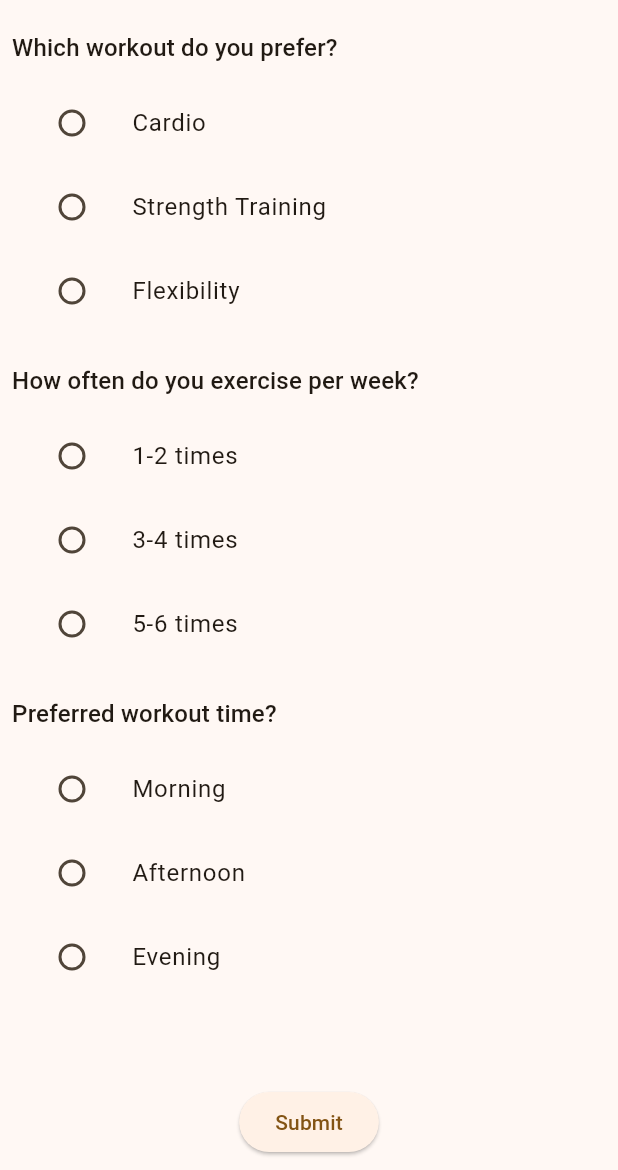
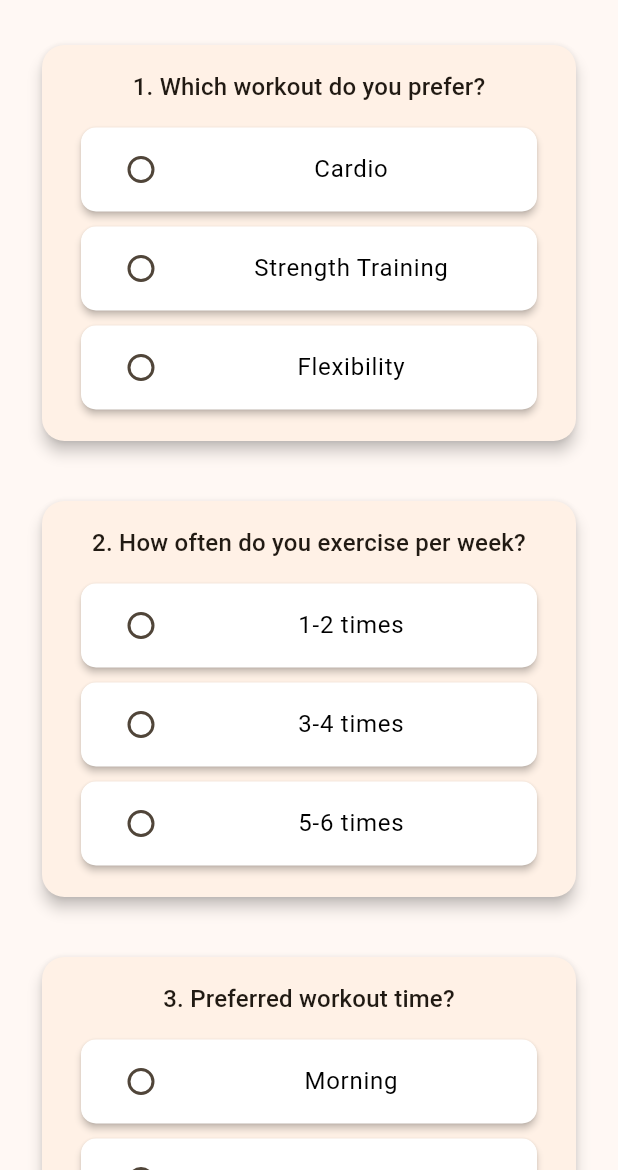
Before and after one commit to NKotani/gdsc2024_team1, a Flutter app: the screen it shows after launch, on a phone screen of 412 x 824 dp, the part 66-1236 px from its top. Run offline on Flutter 3.47's test engine with Material 3 defaults, Android fonts, the phone set to English and light mode, and no system bars; our stand-ins replace flutter_markdown, google_generative_ai.

Commit message:
new design change

```diff
--- a/lib/main.dart
+++ b/lib/main.dart
@@ -40,15 +40,15 @@ class _ChatScreenState extends State<ChatScreen> {
   // Define the list of questions and their corresponding options
   final List<Map<String, dynamic>> questions = [
     {
-      'question': 'Which workout do you prefer?',
+      'question': '1. Which workout do you prefer?',
       'options': ['Cardio', 'Strength Training', 'Flexibility']
     },
     {
-      'question': 'How often do you exercise per week?',
+      'question': '2. How often do you exercise per week?',
       'options': ['1-2 times', '3-4 times', '5-6 times']
     },
     {
-      'question': 'Preferred workout time?',
+      'question': '3. Preferred workout time?',
       'options': ['Morning', 'Afternoon', 'Evening']
     },
   ];
@@ -58,6 +58,7 @@ class _ChatScreenState extends State<ChatScreen> {
 
   @override
   Widget build(BuildContext context) {
+    bool isAllAnswered = _selectedOptions.every((option) => option != null);
     return Scaffold(
       appBar: AppBar(
         title: Row(
@@ -75,12 +76,20 @@ class _ChatScreenState extends State<ChatScreen> {
             ],
         ),
       ),
-      body: Padding(
+      // Center the content
+      body: Center(
+        // Make the content scrollable
+        child: SingleChildScrollView(
+          child: Padding(
             padding: const EdgeInsets.all(8.0),
             child: Column(
+              mainAxisAlignment: MainAxisAlignment.center,
+              crossAxisAlignment: CrossAxisAlignment.center,  // Center the content horizontally
               children: [
-            Expanded(
-              child: ListView.builder(
+                // Displaying the questions with radio buttons
+                ListView.builder(
+                  shrinkWrap: true,
+                  physics: const NeverScrollableScrollPhysics(),
                   itemCount: questions.length,
                   itemBuilder: (context, index) {
                     final questionData = questions[index];
@@ -99,18 +108,27 @@ class _ChatScreenState extends State<ChatScreen> {
                     );
                   },
                 ),
-            ),
-            ElevatedButton(
-              onPressed: () {
+                SizedBox(
+                  width: MediaQuery.of(context).size.width * 0.8,
+                  child: ElevatedButton(
+                  onPressed: isAllAnswered
+                  ? () {
                     // Handle form submission or display selected values
                     for (int i = 0; i < questions.length; i++) {
                       print('Question: ${questions[i]['question']}');
                       print('Selected Option: ${_selectedOptions[i]}');
                     }
-              },
+                  }
+                  : null,
+                  style: ElevatedButton.styleFrom(
+                    padding: const EdgeInsets.symmetric(vertical: 15),  // Make the button taller
+                  ),
                   child: const Text('Submit'),
                   ),
+                )
               ],
+            ),
+          ),
         ),
       ),
     );
@@ -133,26 +151,53 @@ class RadioButtonWidget extends StatelessWidget {
 
   @override
   Widget build(BuildContext context) {
-    return Column(
-      crossAxisAlignment: CrossAxisAlignment.start,
+    return Card(
+      elevation: 4.0,  // Add some elevation to give the card a shadow effect
+      shape: RoundedRectangleBorder(
+        borderRadius: BorderRadius.circular(15.0),  // Rounded edges for the card
+      ),
+      margin: const EdgeInsets.symmetric(vertical: 10, horizontal: 20),  // Set margin for spacing
+      child: Padding(
+        padding: const EdgeInsets.all(16.0),  // Add padding inside the card
+        child: Column(
+          crossAxisAlignment: CrossAxisAlignment.center,  // Center the content
           children: <Widget>[
             Text(
               question,
+              textAlign: TextAlign.center,  // Center the question text
               style: Theme.of(context).textTheme.titleMedium,
             ),
             const SizedBox(height: 10),
-        // Dynamically generate radio buttons for the given options
-        ...options.map((option) {
-          return ListTile(
-            title: Text(option),
+            // Center and generate radio buttons for the given options, each inside a narrow card
+            Column(
+              crossAxisAlignment: CrossAxisAlignment.center,  // Center the options horizontally
+              children: options.map((option) {
+                return Card(
+                  color: Colors.white,  // Set background color for the card
+                  margin: const EdgeInsets.symmetric(vertical: 5, horizontal: 10), // Narrow card for each option
+                  shape: RoundedRectangleBorder(
+                    borderRadius: BorderRadius.circular(10.0),
+                  ),
+                  elevation: 2.0,  // Add some elevation for the option cards
+                  child: ListTile(
+                    title: Center(
+                      child: Text(
+                        option,
+                        style: const TextStyle(color: Colors.black),  // Set option text color to white
+                      ),
+                    ),
                     leading: Radio<String>(
                       value: option,
                       groupValue: selectedOption,
                       onChanged: onChanged,
                     ),
+                  ),
                 );
               }).toList(),
+            ),
           ],
+        ),
+      ),
     );
   }
 }
```
Lines whose indentation alone changed are shown as unchanged.
